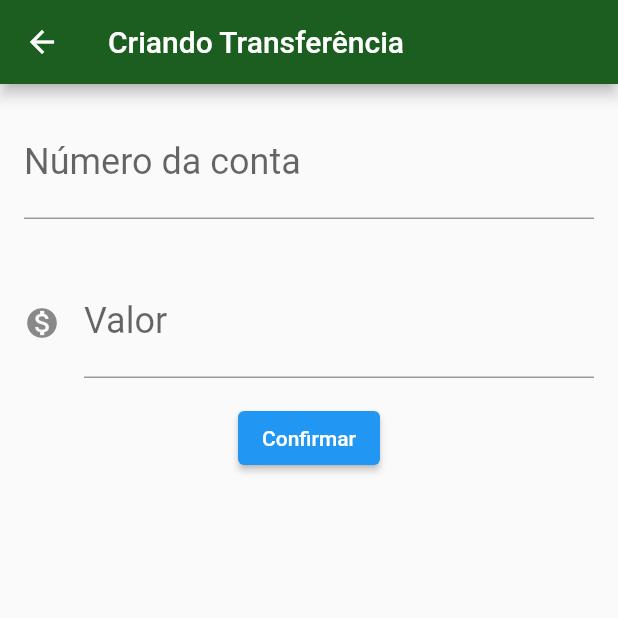
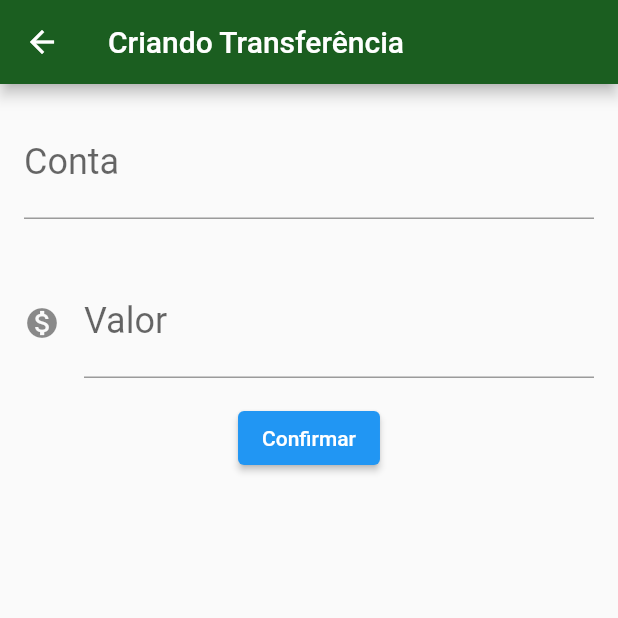
Before and after one commit to donadonandre/bytebank_app, a Flutter app: the screen it shows after launch, after a tap on the "add" icon, on a phone screen of 412 x 824 dp, the top half of it. Run offline on Flutter 3.47's test engine with Material 2 defaults, Android fonts, the phone set to English and light mode, and no system bars.

Commit message:
C1-A5: Refatorando o projeto para reestrutura

```diff
--- /dev/null
+++ b/lib/components/editor.dart
@@ -0,0 +1,29 @@
+import 'package:flutter/cupertino.dart';
+import 'package:flutter/material.dart';
+
+class Editor extends StatelessWidget {
+
+  final TextEditingController controlador;
+  final String rotulo;
+  final String dica;
+  final IconData icone;
+
+  // Item obrigatorio eu coloco fora dos {}
+  Editor({this.controlador, this.rotulo, this.dica, this.icone});
+
+  @override
+  Widget build(BuildContext context) {
+    return Padding(
+      padding: const EdgeInsets.all(16.0),
+      child: TextField(
+        controller: controlador,
+        style: TextStyle(fontSize: 24.0),
+        decoration: InputDecoration(
+            icon: icone != null ? Icon(icone) : null,
+            labelText: rotulo,
+            hintText: dica),
+        keyboardType: TextInputType.number,
+      ),
+    );
+  }
+}
--- a/lib/main.dart
+++ b/lib/main.dart
@@ -1,3 +1,4 @@
+import 'package:bytebank/screens/transferencia/lista.dart';
 import 'package:flutter/material.dart';
 
 void main() => runApp(ByteBankApp());
@@ -11,177 +12,10 @@ class ByteBankApp extends StatelessWidget {
         accentColor: Colors.blueAccent[700],
         buttonTheme: ButtonThemeData(
           buttonColor: Colors.blueAccent[700],
-          textTheme: ButtonTextTheme.primary
+          textTheme: ButtonTextTheme.primary,
         ),
       ),
-      home: ListaTransferencias()
+      home: ListaTransferencias(),
     );
   }
 }
-
-class FormularioTransferencia extends StatefulWidget {
-  @override
-  State<StatefulWidget> createState() {
-    return FormularioTransferenciaState();
-  }
-}
-
-class FormularioTransferenciaState extends State<FormularioTransferencia> {
-  final TextEditingController _controladorNumeroConta = TextEditingController();
-  final TextEditingController _controladorValor = TextEditingController();
-
-
-  @override
-  Widget build(BuildContext context) {
-    return Scaffold(
-      appBar: AppBar(
-        title: Text('Criando Transferência'),
-      ),
-      body: SingleChildScrollView(
-        child: Column(
-          children: <Widget>[
-            Editor(
-                controlador: _controladorNumeroConta,
-                rotulo: 'Número da conta',
-                dica: '0000'
-            ),
-            Editor(
-                controlador: _controladorValor,
-                rotulo: 'Valor',
-                dica: '0.00' ,
-                icone: Icons.monetization_on
-            ),
-            ElevatedButton(
-                onPressed: () => _criaTransferencia(context),
-                child: Text('Confirmar'))
-          ],
-        ),
-      ),
-    );
-  }
-
-  void _criaTransferencia(BuildContext context) {
-    final int numeroConta =
-    int.tryParse(_controladorNumeroConta.text);
-    final double valor =
-    double.tryParse(_controladorValor.text);
-
-    if (numeroConta!=null && valor!=null) {
-      final transferenciaCriada = Transferencia(valor, numeroConta);
-      debugPrint('$transferenciaCriada');
-      Navigator.pop(context, transferenciaCriada);
-    }
-  }
-
-}
-
-class Editor extends StatelessWidget {
-
-  final TextEditingController controlador;
-  final String rotulo;
-  final String dica;
-  final IconData icone;
-
-  // Item obrigatorio eu coloco fora dos {}
-  Editor({this.controlador, this.rotulo, this.dica, this.icone});
-
-  @override
-  Widget build(BuildContext context) {
-    return Padding(
-      padding: const EdgeInsets.all(16.0),
-      child: TextField(
-        controller: controlador,
-        style: TextStyle(fontSize: 24.0),
-        decoration: InputDecoration(
-            icon: icone != null ? Icon(icone) : null,
-            labelText: rotulo,
-            hintText: dica),
-        keyboardType: TextInputType.number,
-      ),
-    );
-  }
-}
-
-
-class ListaTransferencias extends StatefulWidget {
-  final List<Transferencia> _transferencias = [];
-
-  @override
-  State<StatefulWidget> createState() {
-    return ListaTransferenciasState();
-  }
-}
-
-// O Stateful precisa traballhar com um state
-class ListaTransferenciasState extends State<ListaTransferencias> {
-  @override
-  Widget build(BuildContext context) {
-    // widget._transferencias.add(Transferencia(300, 4000));
-
-    return Scaffold(
-      appBar: AppBar(title: Text('Tranferências'),),
-      body:
-      ListView.builder(
-        itemCount: widget._transferencias.length,
-        itemBuilder: (context, indice) {
-          final transferencia = widget._transferencias[indice];
-          return ItemTransferencia(transferencia);
-        },
-      ),
-      floatingActionButton: FloatingActionButton(
-        onPressed: () {
-          final Future<Transferencia> future = Navigator.push(context, MaterialPageRoute(builder: (context) {
-            return FormularioTransferencia();
-          }));
-
-          future.then((transferenciaRecebida) {
-            Future.delayed(Duration(seconds: 1), (){
-              debugPrint('Chegou no Then do future: $transferenciaRecebida');
-
-              if (transferenciaRecebida != null) {
-                setState(() {
-                  widget._transferencias.add(transferenciaRecebida);
-                  final tamanho = widget._transferencias.length;
-                  debugPrint('Tamanho: $tamanho');
-                });
-              }
-            });
-
-
-          });
-        },
-        child: Icon(Icons.add),
-      ),
-    );
-  }
-  // Nesse caso é só pegar o build do Stateless que fizemos antes
-}
-
-class ItemTransferencia extends StatelessWidget {
-  final Transferencia _transferencia;
-
-  ItemTransferencia(this._transferencia);
-
-  @override
-  Widget build(BuildContext context) {
-    return Card(
-      child: ListTile(
-        leading: Icon(Icons.monetization_on),
-        title: Text(_transferencia.valor.toString()),
-        subtitle: Text(_transferencia.numeroConta.toString()),
-      ),
-    );
-  }
-}
-
-class Transferencia {
-    final double valor;
-    final int numeroConta;
-
-    Transferencia(this.valor, this.numeroConta);
-
-    @override
-    String toString() {
-        return 'Transferencia{valor: $valor, numeroConta: $numeroConta}';
-    }
-}
--- /dev/null
+++ b/lib/models/transferencia.dart
@@ -0,0 +1,14 @@
+class Transferencia {
+  final double valor;
+  final int numeroConta;
+
+  Transferencia(
+      this.valor,
+      this.numeroConta,
+  );
+
+  @override
+  String toString() {
+    return 'Transferencia{valor: $valor, numeroConta: $numeroConta}';
+  }
+}
--- /dev/null
+++ b/lib/screens/transferencia/formulario.dart
@@ -0,0 +1,66 @@
+import 'package:bytebank/components/editor.dart';
+import 'package:bytebank/models/transferencia.dart';
+import 'package:flutter/cupertino.dart';
+import 'package:flutter/material.dart';
+
+const _tituloAppBar = 'Criando Transferência';
+const _rotuloCampoValor = 'Valor';
+const _dicaCampoValor = '0.00';
+const _rotuloCampoNumeroConta = 'Conta';
+const _dicaCampoNumeroConta = '0000';
+const _botaoConfirmar = 'Confirmar';
+
+class FormularioTransferencia extends StatefulWidget {
+  @override
+  State<StatefulWidget> createState() {
+    return FormularioTransferenciaState();
+  }
+}
+
+class FormularioTransferenciaState extends State<FormularioTransferencia> {
+  final TextEditingController _controladorNumeroConta = TextEditingController();
+  final TextEditingController _controladorValor = TextEditingController();
+
+
+  @override
+  Widget build(BuildContext context) {
+    return Scaffold(
+      appBar: AppBar(
+        title: Text(_tituloAppBar),
+      ),
+      body: SingleChildScrollView(
+        child: Column(
+          children: <Widget>[
+            Editor(
+                controlador: _controladorNumeroConta,
+                rotulo: _rotuloCampoNumeroConta,
+                dica: _dicaCampoNumeroConta,
+            ),
+            Editor(
+                controlador: _controladorValor,
+                rotulo: _rotuloCampoValor,
+                dica: _dicaCampoValor,
+                icone: Icons.monetization_on
+            ),
+            ElevatedButton(
+                onPressed: () => _criaTransferencia(context),
+                child: Text(_botaoConfirmar)),
+          ],
+        ),
+      ),
+    );
+  }
+
+  void _criaTransferencia(BuildContext context) {
+    final int numeroConta =
+    int.tryParse(_controladorNumeroConta.text);
+    final double valor =
+    double.tryParse(_controladorValor.text);
+
+    if (numeroConta!=null && valor!=null) {
+      final transferenciaCriada = Transferencia(valor, numeroConta);
+      Navigator.pop(context, transferenciaCriada);
+    }
+  }
+
+}
--- /dev/null
+++ b/lib/screens/transferencia/lista.dart
@@ -0,0 +1,74 @@
+import 'package:bytebank/models/transferencia.dart';
+import 'package:bytebank/screens/transferencia/formulario.dart';
+import 'package:flutter/cupertino.dart';
+import 'package:flutter/material.dart';
+
+const _tituloAppBar = 'Tranferências';
+
+class ListaTransferencias extends StatefulWidget {
+  final List<Transferencia> _transferencias = [];
+
+  @override
+  State<StatefulWidget> createState() {
+    return ListaTransferenciasState();
+  }
+}
+
+// O Stateful precisa traballhar com um state
+class ListaTransferenciasState extends State<ListaTransferencias> {
+  @override
+  Widget build(BuildContext context) {
+    // widget._transferencias.add(Transferencia(300, 4000));
+
+    return Scaffold(
+      appBar: AppBar(
+        title: Text(_tituloAppBar),
+      ),
+      body: ListView.builder(
+        itemCount: widget._transferencias.length,
+        itemBuilder: (
+          context,
+          indice,
+        ) {
+          final transferencia = widget._transferencias[indice];
+          return ItemTransferencia(transferencia);
+        },
+      ),
+      floatingActionButton: FloatingActionButton(
+        onPressed: () {
+          Navigator.push(context, MaterialPageRoute(builder: (context) {
+            return FormularioTransferencia();
+          })).then(
+            (transferenciaRecebida) => _atualiza(transferenciaRecebida),
+          );
+        },
+        child: Icon(Icons.add),
+      ),
+    );
+  }
+
+  void _atualiza(Transferencia transferenciaRecebida) {
+    if (transferenciaRecebida != null) {
+      setState(() {
+        widget._transferencias.add(transferenciaRecebida);
+      });
+    }
+  }
+}
+
+class ItemTransferencia extends StatelessWidget {
+  final Transferencia _transferencia;
+
+  ItemTransferencia(this._transferencia);
+
+  @override
+  Widget build(BuildContext context) {
+    return Card(
+      child: ListTile(
+        leading: Icon(Icons.monetization_on),
+        title: Text(_transferencia.valor.toString()),
+        subtitle: Text(_transferencia.numeroConta.toString()),
+      ),
+    );
+  }
+}
```
